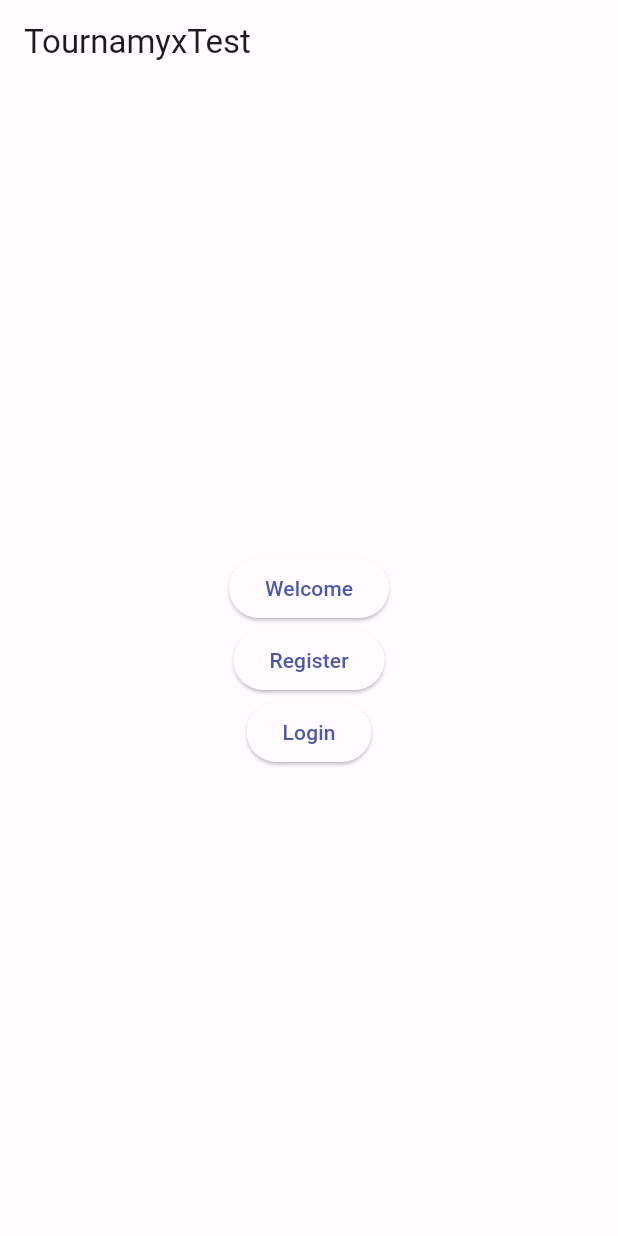
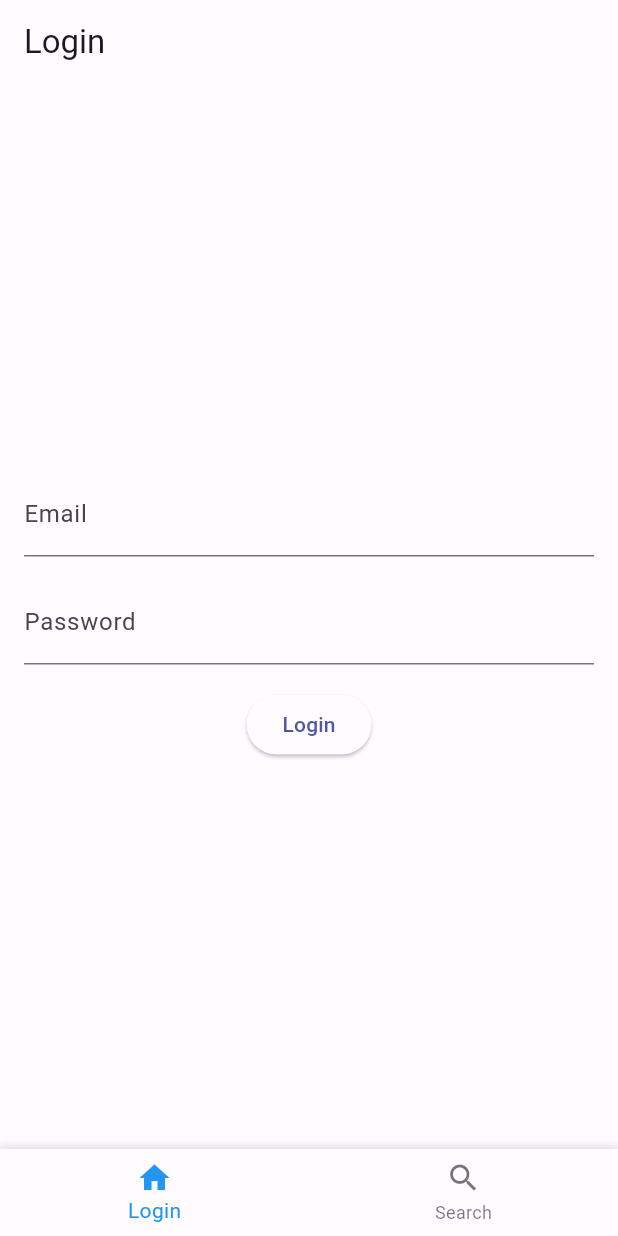
Before and after one commit to syamilu/tournamyx_mobile, a Flutter app: the screen it shows after launch, after a tap on "Login", on a phone screen of 412 x 824 dp. Run offline on Flutter 3.47's test engine with Material 3 defaults, Android fonts, the phone set to English and light mode, and no system bars; Roboto replaces fonts that are missing (Poppins).

Commit message:
:sparkle: initialization of bottom bar and main page

```diff
--- /dev/null
+++ b/lib/components/shared/loading_screen.dart
@@ -0,0 +1,24 @@
+import 'package:flutter/material.dart';
+
+class LoadingScreen extends StatelessWidget {
+  const LoadingScreen({Key? key}) : super(key: key);
+
+  @override
+  Widget build(BuildContext context) {
+    return const Scaffold(
+      body: Center(
+        child: Column(children: [
+          SizedBox(
+            height: 50,
+            width: 48,
+            child: CircularProgressIndicator(),
+          ),
+          SizedBox(
+            height: 20,
+          ),
+          Text('Loading...'),
+        ]),
+      ),
+    );
+  }
+}
--- /dev/null
+++ b/lib/components/shared/myx_bottom_navbar.dart
@@ -0,0 +1,90 @@
+import 'package:flutter/material.dart';
+
+import 'package:tournamyx_mobile/features/auth/screen/login.dart';
+import 'package:tournamyx_mobile/features/favourites/screen/favourite_page.dart';
+
+//type or model for bottombar
+class BottomBarItem {
+  final String label;
+  final Icon icon;
+  final Icon iconOutline;
+  final Widget screen;
+  final GlobalKey? key;
+
+  BottomBarItem({
+    required this.label,
+    required this.icon,
+    required this.iconOutline,
+    required this.screen,
+    this.key,
+  });
+}
+
+//bottom navbar class
+class MyxBottomNavbar extends StatefulWidget {
+  const MyxBottomNavbar({Key? key}) : super(key: key);
+
+  @override
+  _MyxBottomNavbarState createState() => _MyxBottomNavbarState();
+}
+
+class _MyxBottomNavbarState extends State<MyxBottomNavbar> {
+  int _selectedIndex = 0;
+
+  void _onItemTapped(int index) {
+    setState(() {
+      _selectedIndex = index;
+    });
+  }
+
+  final List<BottomBarItem> _bottomBarItems = [
+    BottomBarItem(
+      label: 'Login',
+      icon: const Icon(Icons.home),
+      iconOutline: const Icon(Icons.home_outlined),
+      screen: LoginScreen(),
+    ),
+    BottomBarItem(
+      label: 'Search',
+      icon: const Icon(Icons.search),
+      iconOutline: const Icon(Icons.search_outlined),
+      screen: FavouriteScreen(),
+    ),
+  ];
+
+  @override
+  Widget build(BuildContext context) {
+    return Scaffold(
+      body: IndexedStack(
+        index: _selectedIndex,
+        children: _bottomBarItems.map((e) => e.screen).toList(),
+      ),
+      bottomNavigationBar: Container(
+        decoration: BoxDecoration(
+          color: Colors.white,
+          boxShadow: [
+            BoxShadow(
+              color: Colors.grey.withOpacity(0.5),
+              spreadRadius: 1,
+              blurRadius: 7,
+              offset: const Offset(0, 3),
+            ),
+          ],
+        ),
+        child: BottomNavigationBar(
+          items: _bottomBarItems
+              .map((e) => BottomNavigationBarItem(
+                    icon: _selectedIndex == _bottomBarItems.indexOf(e)
+                        ? e.icon
+                        : e.iconOutline,
+                    label: e.label,
+                  ))
+              .toList(),
+          currentIndex: _selectedIndex,
+          selectedItemColor: Colors.blue,
+          onTap: _onItemTapped,
+        ),
+      ),
+    );
+  }
+}
--- a/lib/features/auth/screen/login.dart
+++ b/lib/features/auth/screen/login.dart
@@ -0,0 +1,39 @@
+import 'package:flutter/material.dart';
+
+class LoginScreen extends StatelessWidget {
+  @override
+  Widget build(BuildContext context) {
+    return Scaffold(
+      appBar: AppBar(
+        title: Text('Login'),
+      ),
+      body: Padding(
+        padding: EdgeInsets.all(16.0),
+        child: Column(
+          mainAxisAlignment: MainAxisAlignment.center,
+          children: [
+            TextField(
+              decoration: InputDecoration(
+                labelText: 'Email',
+              ),
+            ),
+            SizedBox(height: 16.0),
+            TextField(
+              obscureText: true,
+              decoration: InputDecoration(
+                labelText: 'Password',
+              ),
+            ),
+            SizedBox(height: 16.0),
+            ElevatedButton(
+              onPressed: () {
+                // TODO: Implement login logic
+              },
+              child: Text('Login'),
+            ),
+          ],
+        ),
+      ),
+    );
+  }
+}
--- /dev/null
+++ b/lib/features/favourites/screen/favourite_page.dart
@@ -0,0 +1,18 @@
+import 'package:flutter/material.dart';
+
+class FavouriteScreen extends StatelessWidget {
+  @override
+  Widget build(BuildContext context) {
+    return Scaffold(
+      appBar: AppBar(
+        title: Text('Favorites'),
+      ),
+      body: Center(
+        child: Text(
+          'Your favorite items will be displayed here.',
+          style: TextStyle(fontSize: 20),
+        ),
+      ),
+    );
+  }
+}
--- a/lib/main.dart
+++ b/lib/main.dart
@@ -1,5 +1,7 @@
 import 'package:flutter/material.dart';
 import 'package:tournamyx_mobile/utils/theme/color_schemes.g.dart';
+import 'package:tournamyx_mobile/components/shared/loading_screen.dart';
+import 'package:tournamyx_mobile/components/shared/myx_bottom_navbar.dart';
 
 void main() async {
   runApp(const MyApp());
@@ -34,7 +36,13 @@ class _MyAppState extends State<MyApp> {
         primarySwatch: Colors.blue,
         visualDensity: VisualDensity.adaptivePlatformDensity,
       ),
-      home: const MyHomePage(),
+      home: FutureBuilder(
+        future: Future.delayed(const Duration(seconds: 2)),
+        builder: (context, snapshot) =>
+            snapshot.connectionState == ConnectionState.done
+                ? const MyxBottomNavbar()
+                : const LoadingScreen(),
+      ),
       // routes: {
       //   '/welcome': (context) => const WelcomeScreen(),
       //   '/register': (context) => const RegisterScreen(),
@@ -43,42 +51,3 @@ class _MyAppState extends State<MyApp> {
     );
   }
 }
-
-class MyHomePage extends StatelessWidget {
-  const MyHomePage({super.key});
-
-//this is initial only
-  @override
-  Widget build(BuildContext context) {
-    return Scaffold(
-      appBar: AppBar(
-        title: const Text('TournamyxTest'),
-      ),
-      body: Center(
-        child: Column(
-          mainAxisAlignment: MainAxisAlignment.center,
-          children: <Widget>[
-            ElevatedButton(
-              onPressed: () {
-                Navigator.pushNamed(context, '/welcome');
-              },
-              child: const Text('Welcome'),
-            ),
-            ElevatedButton(
-              onPressed: () {
-                Navigator.pushNamed(context, '/register');
-              },
-              child: const Text('Register'),
-            ),
-            ElevatedButton(
-              onPressed: () {
-                Navigator.pushNamed(context, '/login');
-              },
-              child: const Text('Login'),
-            ),
-          ],
-        ),
-      ),
-    );
-  }
-}
```
Also changed, not shown: lib/components/shared/bottom_navbar.dart (deleted), lib/features/favourites/model/favorite_model.dart (deleted), lib/features/favourites/model/favourite_model.dart (added), lib/features/favourites/screen/favorite_page.dart (deleted).
